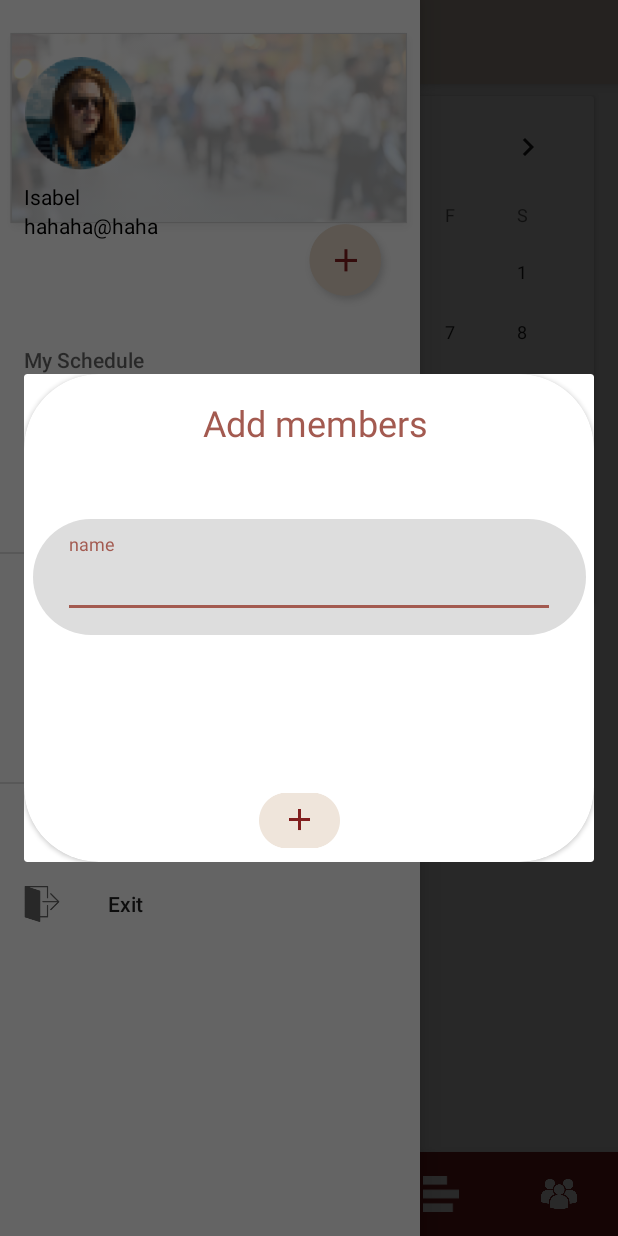
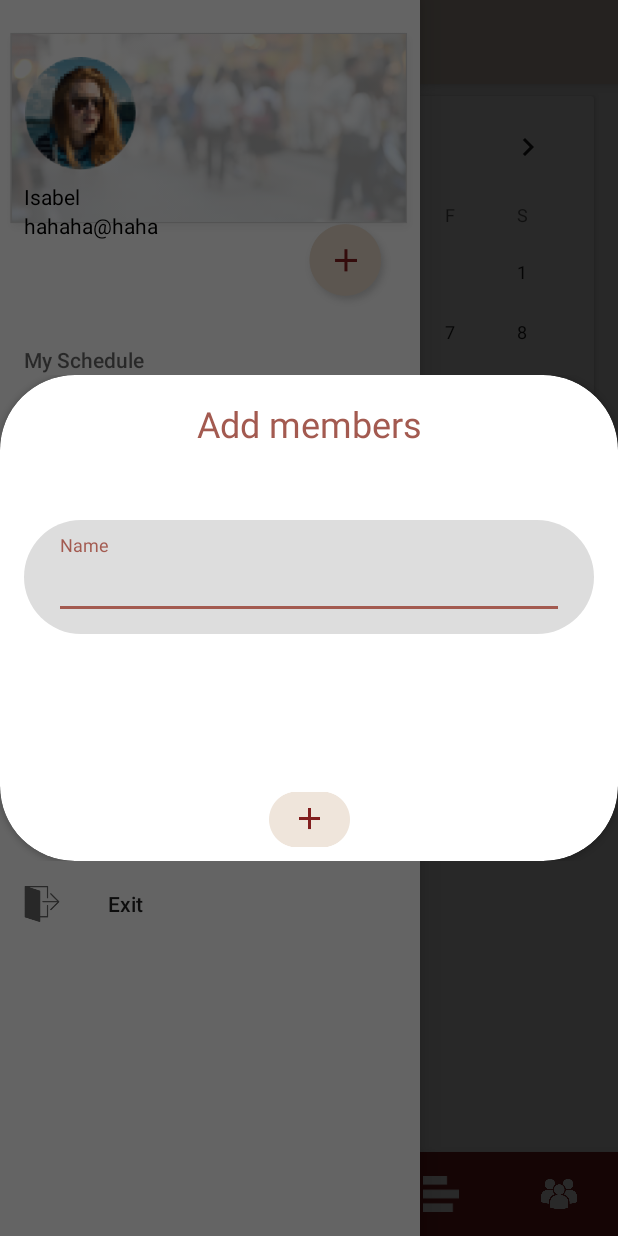
Before and after one commit to jtr860830/LifePrint-AndroidApp, an Android app: the fragment Addmember placed in its activity, with the side drawer open, on a phone screen of 412 x 824 dp. Run offline under Robolectric (Android 15) with nearby library versions, the phone set to English and light mode, and no system bars; 4 statements that could not run were skipped.

Commit message:
Set dialog layout

```diff
--- a/app/src/main/java/com/example/user/navigation_calendar/Addmember.java
+++ b/app/src/main/java/com/example/user/navigation_calendar/Addmember.java
@@ -6,6 +6,8 @@
 import android.view.View;
 import android.view.ViewGroup;
 import android.widget.ImageButton;
+import android.graphics.drawable.ColorDrawable;
+import android.graphics.Color;
 
 public class Addmember extends DialogFragment {
 
@@ -16,6 +18,7 @@
                              Bundle savedInstanceState) {
         View view = inflater.inflate(R.layout.invite_dialog, container);
         add = view.findViewById(R.id.imageButton);
+        getDialog().getWindow().setBackgroundDrawable(new ColorDrawable(Color.TRANSPARENT));
         return view;
     }
 
--- a/app/src/main/res/layout/invite_dialog.xml
+++ b/app/src/main/res/layout/invite_dialog.xml
@@ -4,6 +4,8 @@
     xmlns:tools="http://schemas.android.com/tools"
     android:layout_width="wrap_content"
     android:layout_height="wrap_content"
+    android:layout_marginLeft="16dp"
+    android:layout_marginRight="16dp"
     app:cardCornerRadius="50dp">
 
     <android.support.constraint.ConstraintLayout
@@ -15,22 +17,21 @@
             android:layout_width="wrap_content"
             android:layout_height="wrap_content"
             android:layout_marginBottom="24dp"
-            android:layout_marginEnd="165dp"
-            android:layout_marginStart="161dp"
+            android:layout_marginEnd="163dp"
+            android:layout_marginStart="163dp"
             android:layout_marginTop="16dp"
             android:text="Add members"
             android:textColor="@color/textColor"
             android:textSize="24sp"
             app:layout_constraintBottom_toTopOf="@+id/textInputLayout2"
             app:layout_constraintEnd_toEndOf="parent"
-            app:layout_constraintHorizontal_bias="0.433"
             app:layout_constraintStart_toStartOf="parent"
             app:layout_constraintTop_toTopOf="parent" />
 
         <android.support.design.widget.TextInputLayout
             android:id="@+id/textInputLayout2"
-            android:layout_width="368dp"
-            android:layout_height="77dp"
+            android:layout_width="0dp"
+            android:layout_height="wrap_content"
             android:layout_marginBottom="48dp"
             android:layout_marginEnd="16dp"
             android:layout_marginStart="16dp"
@@ -44,21 +45,21 @@
             <android.support.design.widget.TextInputEditText
                 android:layout_width="match_parent"
                 android:layout_height="wrap_content"
-                android:hint="name" />
+                android:hint="Name"
+                android:textAllCaps="false" />
         </android.support.design.widget.TextInputLayout>
 
         <ImageButton
             android:id="@+id/imageButton"
             android:layout_width="54dp"
             android:layout_height="55dp"
-            android:layout_marginEnd="169dp"
-            android:layout_marginStart="161dp"
+            android:layout_marginEnd="165dp"
+            android:layout_marginStart="165dp"
             android:layout_marginTop="48dp"
             android:background="@android:drawable/screen_background_light_transparent"
             android:scaleType="fitCenter"
             app:layout_constraintBottom_toBottomOf="parent"
             app:layout_constraintEnd_toEndOf="parent"
-            app:layout_constraintHorizontal_bias="1.0"
             app:layout_constraintStart_toStartOf="parent"
             app:layout_constraintTop_toBottomOf="@+id/textInputLayout2"
             app:srcCompat="@drawable/group49" />
```
